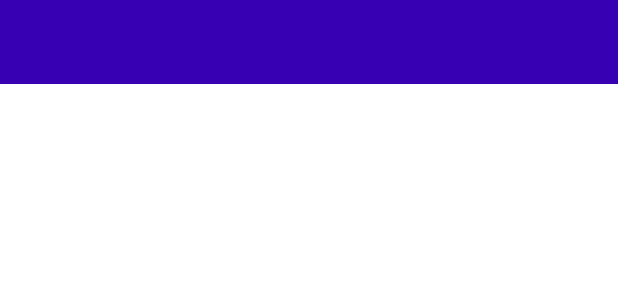
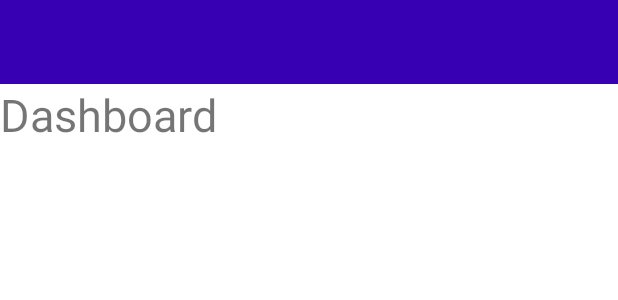
Before and after one commit to asimnp/class-mp, an Android app: the layout activity_dashboard.xml on its own in the app's theme, with its tools: preview values and no code run, on a phone screen of 412 x 824 dp. Shown: the top 300 px of the screen. Run offline under Robolectric (Android 15) with nearby library versions, the phone set to English and light mode, and no system bars.

Commit message:
chore: add widget in dashboard activity

```diff
--- a/app/src/main/res/layout/activity_dashboard.xml
+++ b/app/src/main/res/layout/activity_dashboard.xml
@@ -10,9 +10,20 @@
     <include
         android:id="@+id/lytToolbar"
         layout="@layout/layout_toolbar"
+        android:layout_width="0dp"
+        android:layout_height="wrap_content"
         app:layout_constraintTop_toTopOf="parent"
         app:layout_constraintStart_toStartOf="parent"
         app:layout_constraintEnd_toEndOf="parent"
         />
 
+    <TextView
+        android:layout_width="wrap_content"
+        android:layout_height="wrap_content"
+        app:layout_constraintStart_toStartOf="parent"
+        app:layout_constraintTop_toBottomOf="@id/lytToolbar"
+        android:text="@string/dashboard"
+        android:textSize="30sp"
+        />
+
 </androidx.constraintlayout.widget.ConstraintLayout>
--- a/app/src/main/res/layout/activity_login.xml
+++ b/app/src/main/res/layout/activity_login.xml
@@ -13,7 +13,7 @@
         android:layout_width="wrap_content"
         android:layout_height="wrap_content"
         android:text="@string/login"
-        android:textSize="30dp"
+        android:textSize="30sp"
         app:layout_constraintStart_toStartOf="parent"
         app:layout_constraintTop_toTopOf="parent"
         />
```
